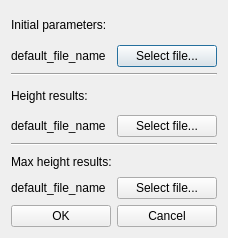
Qt form resources/qtdesigner_ui/files_selection_menu.ui (MZolot/ITMS) before a commit.
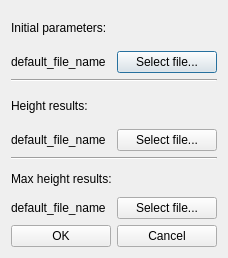
The same form after that commit.

```diff
--- a/resources/qtdesigner_ui/files_selection_menu.ui
+++ b/resources/qtdesigner_ui/files_selection_menu.ui
@@ -7,7 +7,7 @@
     <x>0</x>
     <y>0</y>
     <width>228</width>
-    <height>238</height>
+    <height>258</height>
    </rect>
   </property>
   <property name="windowTitle">
```
Left out of the diff: 2 changed lines with no effect on the pictures.
